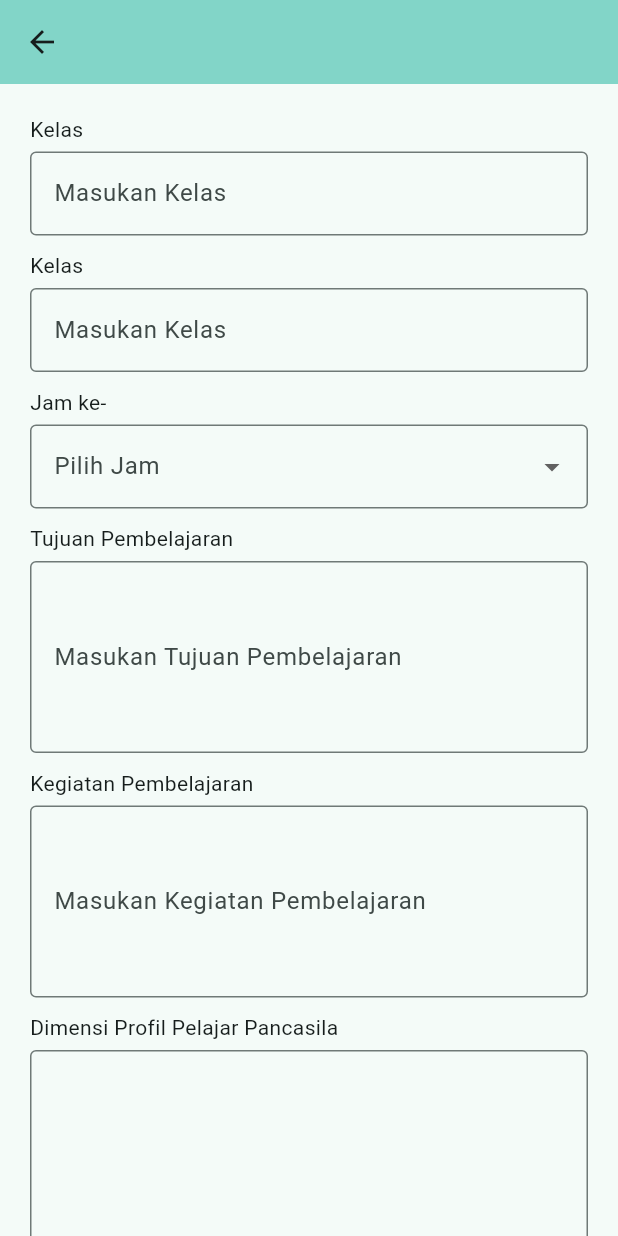
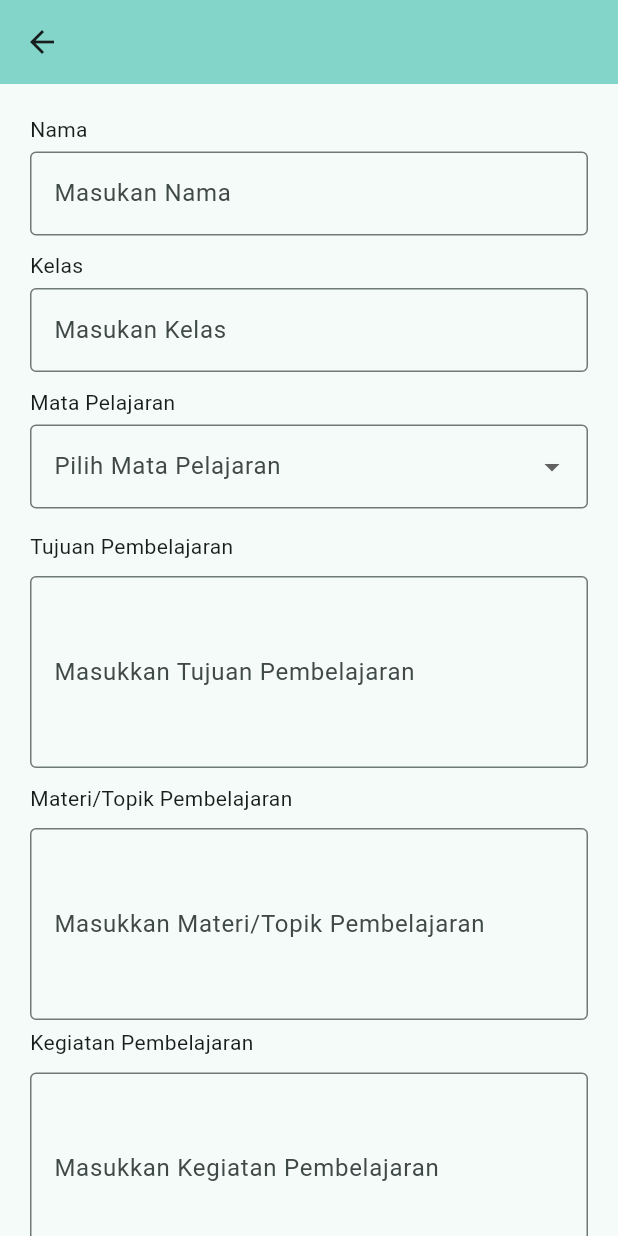
Before and after one commit to KnoyanMitsu/mydj, a Flutter app: the screen it shows after launch, after a tap on "Buat Jurnal", on a phone screen of 412 x 824 dp. Run offline on Flutter 3.47's test engine with Material 3 defaults, Android fonts, the phone set to English and light mode, and no system bars.

Commit message:
Buat Jurnal

```diff
--- /dev/null
+++ b/devtools_options.yaml
@@ -0,0 +1,3 @@
+description: This file stores settings for Dart & Flutter DevTools.
+documentation: https://docs.flutter.dev/tools/devtools/extensions#configure-extension-enablement-states
+extensions:
--- /dev/null
+++ b/lib/data/data_provider.dart
@@ -0,0 +1,19 @@
+
+
+import 'package:flutter/material.dart';
+import 'package:mydj/data/jurnal.dart';
+
+class DataProvider extends ChangeNotifier {
+  final List<Jurnal> _JurnalTersimpan = [];
+  DataProvider();
+
+
+  void tambahJurnal(Jurnal jurnal){
+    _JurnalTersimpan.add(jurnal);
+    notifyListeners();
+  }
+
+  List<Jurnal> get jurnalTersimpan {
+    return List.unmodifiable(_JurnalTersimpan);
+  }
+}
--- /dev/null
+++ b/lib/data/jurnal.dart
@@ -0,0 +1,27 @@
+
+
+class Jurnal {
+  final DateTime _createdAt;
+  String kelas;
+  String nama;
+  String mapel;
+  int jam;
+  String tujuanPembelajaran;
+  String materiTopikPembelajaran;
+  String kegiatanPembelajaran;
+  String dimensiProfilePelajarPancasila;
+
+  Jurnal({
+    this.nama= '',
+    this.kelas= '',
+    this.mapel= '',
+    this.jam= 0,
+    this.tujuanPembelajaran= '',
+    this.materiTopikPembelajaran= '',
+    this.kegiatanPembelajaran= '',
+    this.dimensiProfilePelajarPancasila= ''
+  }) : _createdAt = DateTime.now();
+
+
+  DateTime get createAt => _createdAt;
+}
--- a/lib/main.dart
+++ b/lib/main.dart
@@ -1,8 +1,16 @@
 import 'package:flutter/material.dart';
+import 'package:mydj/data/data_provider.dart';
 import 'package:mydj/pages/simple_home_page.dart';
+import 'package:provider/provider.dart';
 
 void main() {
-  runApp(const MyDjTI3C());
+  MyDjTI3C app = const MyDjTI3C();
+  runApp(
+    ChangeNotifierProvider(
+      create: (context) => DataProvider(),
+      child: const MyDjTI3C(),
+      )
+  );
 }
 
 class MyDjTI3C extends StatelessWidget {
--- a/lib/pages/buat_jurnal_pages.dart
+++ b/lib/pages/buat_jurnal_pages.dart
@@ -1,4 +1,8 @@
 import 'package:flutter/material.dart';
+import 'package:mydj/data/data_provider.dart';
+import 'package:mydj/data/jurnal.dart';
+import 'package:provider/provider.dart';
+
 
 class BuatJurnalPages extends StatefulWidget {
   const BuatJurnalPages({super.key});
@@ -7,7 +11,49 @@ class BuatJurnalPages extends StatefulWidget {
   State<BuatJurnalPages> createState() => _BuatJurnalPagesState();
 }
 
+
+
 class _BuatJurnalPagesState extends State<BuatJurnalPages> {
+
+  String nama = '';
+  String kelas = '';
+  String mapel = '';
+  String tujuanPembelajaran = '';
+  String kegiatanPembelajaran = '';
+  String dimensiProfilPelajarPancasila = '';
+  String topik = '';
+
+  void _simpanJurnal(BuildContext context) {
+    Jurnal j = Jurnal(
+        nama: this.nama,
+        kelas: this.kelas,
+        mapel: this.mapel,
+        tujuanPembelajaran: this.tujuanPembelajaran,
+        kegiatanPembelajaran: this.kegiatanPembelajaran,
+        dimensiProfilePelajarPancasila: this.dimensiProfilPelajarPancasila,
+        materiTopikPembelajaran: this.topik);
+    DataProvider dp = context.read<DataProvider>();
+    dp.tambahJurnal(j);
+  }
+
+  Widget _textArea(String label, String info, String kontesk){
+    return Column(
+      crossAxisAlignment: CrossAxisAlignment.start,
+      children: [
+        Text(label),
+        SizedBox(height: 10,),
+        TextField(
+          decoration: InputDecoration(
+            border: OutlineInputBorder(),
+            labelText: info
+          ),
+          onChanged: (value) => {kontesk = value!},
+          maxLines: 4,
+        )
+      ],
+    );
+  }
+
   @override
   Widget build(BuildContext context) {
     return Scaffold(
@@ -21,14 +67,14 @@ class _BuatJurnalPagesState extends State<BuatJurnalPages> {
             mainAxisAlignment: MainAxisAlignment.center,
             crossAxisAlignment: CrossAxisAlignment.start,
             children: [
-              Text('Kelas'),
+              Text('Nama'),
               SizedBox(height: 5,),
               TextField(
                 decoration: InputDecoration(
                   border: OutlineInputBorder(),
-                  labelText: 'Masukan Kelas'
+                  labelText: 'Masukan Nama'
                 ),
-                onChanged: (value) => {},
+                onChanged: (value) => {nama = value},
               ),
               SizedBox(height: 10,),
               Text('Kelas'),
@@ -38,60 +84,38 @@ class _BuatJurnalPagesState extends State<BuatJurnalPages> {
                   border: OutlineInputBorder(),
                   labelText: 'Masukan Kelas'
                 ),
-                onChanged: (value) => {},
+                onChanged: (value) => {kelas = value},
               ),
               SizedBox(height: 10,),
-              Text('Jam ke-'),
+              Text('Mata Pelajaran'),
               SizedBox(height: 5,),
               DropdownButtonFormField<String>(
                 decoration: InputDecoration(
                   border: OutlineInputBorder(),
-                  labelText: 'Pilih Jam'
+                  labelText: 'Pilih Mata Pelajaran'
                 ),
                 items: [
-                  DropdownMenuItem(value: '1',child: Text('1'),),
-                  DropdownMenuItem(value: '2',child: Text('2'),),
-                  DropdownMenuItem(value: '3',child: Text('3'),),
-                  DropdownMenuItem(value: '4',child: Text('4'),),
-                  DropdownMenuItem(value: '5',child: Text('5'),),
-                  DropdownMenuItem(value: '6',child: Text('6'),),
-                  DropdownMenuItem(value: '7',child: Text('7'),),
-                  DropdownMenuItem(value: '8',child: Text('8'),),
+                    DropdownMenuItem(value: 'IPA', child: Text('IPA')),
+                    DropdownMenuItem(value: 'IPS', child: Text('IPS')),
+                    DropdownMenuItem(value: 'MATEMATIKA', child: Text('MATEMATIKA')),
+                    DropdownMenuItem(value: 'BAHASA INDONESIA', child: Text('BAHASA INDONESIA')),
+                    DropdownMenuItem(value: 'PKN', child: Text('PKN')),
+                    DropdownMenuItem(value: 'BAHASA JAWA', child: Text('BAHASA JAWA')),
+                    DropdownMenuItem(value: 'PENJAS', child: Text('PENJAS')),
+                    DropdownMenuItem(value: 'SBK', child: Text('SBK')),
                 ],
-                onChanged: (value) => {}),
+                onChanged: (value) => {mapel = value!}),
               SizedBox(height: 10,),
-              Text('Tujuan Pembelajaran'),
               SizedBox(height: 5,),
-              TextField(
-                decoration: InputDecoration(
-                  border: OutlineInputBorder(),
-                  labelText: 'Masukan Tujuan Pembelajaran'
-                ),
-                maxLines: 4,
-                onChanged: (value) => {},
-              ),
+              _textArea('Tujuan Pembelajaran', 'Masukkan Tujuan Pembelajaran', tujuanPembelajaran),
               SizedBox(height: 10,),
-              Text('Kegiatan Pembelajaran'),
+              _textArea('Materi/Topik Pembelajaran', 'Masukkan Materi/Topik Pembelajaran', topik),
               SizedBox(height: 5,),
-              TextField(
-                decoration: InputDecoration(
-                  border: OutlineInputBorder(),
-                  labelText: 'Masukan Kegiatan Pembelajaran'
-                ),
-                maxLines: 4,
-                onChanged: (value) => {},
-              ),
+              _textArea('Kegiatan Pembelajaran', 'Masukkan Kegiatan Pembelajaran',kegiatanPembelajaran),
               SizedBox(height: 10,),
-              Text('Dimensi Profil Pelajar Pancasila'),
-              SizedBox(height: 5,),
-              TextField(
-                decoration: InputDecoration(
-                  border: OutlineInputBorder(),
-                ),
-                maxLines: 4,
-                onChanged: (value) => {},
-              ),
+              _textArea('Dimensi Profil Pelajar Pancasila', 'Masukkan Dimensi Profil Pelajar Pancasila',dimensiProfilPelajarPancasila),
               SizedBox(height: 10,),
+              ElevatedButton(onPressed: () => {_simpanJurnal(context)}, child: Text('Simpan'))
             ],
           ),
         ),
--- a/pubspec.yaml
+++ b/pubspec.yaml
@@ -34,6 +34,7 @@ dependencies:
   # The following adds the Cupertino Icons font to your application.
   # Use with the CupertinoIcons class for iOS style icons.
   cupertino_icons: ^1.0.8
+  provider: ^6.1.5+1
 
 dev_dependencies:
   flutter_test:
```
Also changed, not shown: lib/pages/lihat_jurnal_pages.dart (+25 -0 lines), pubspec.lock.
